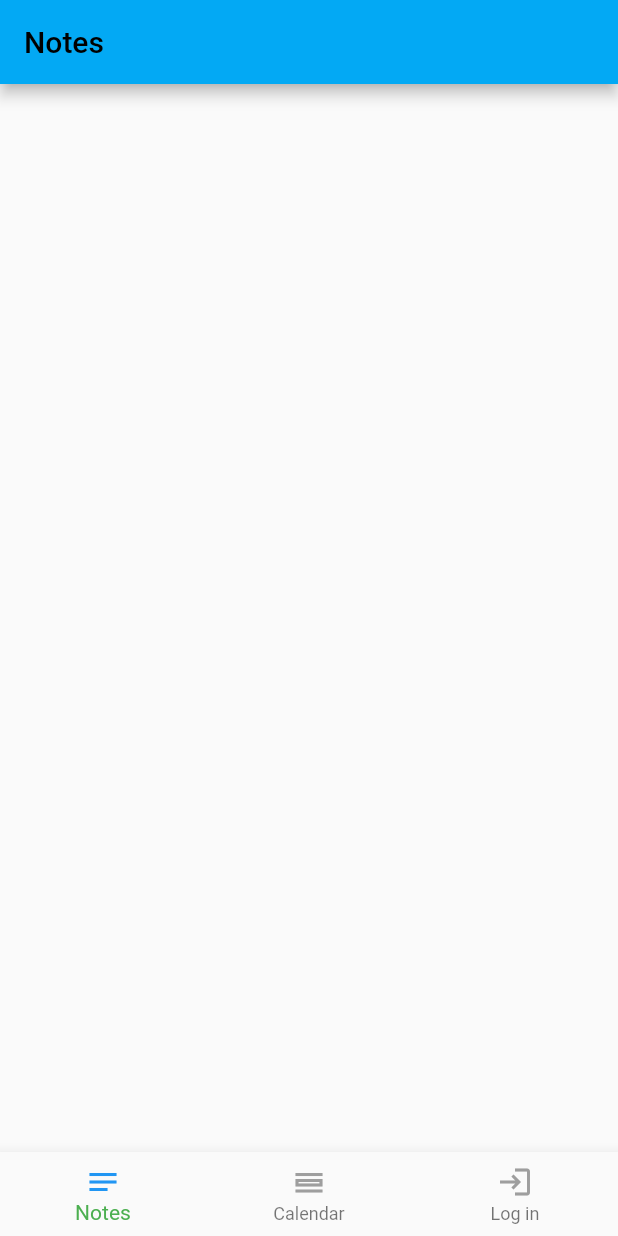
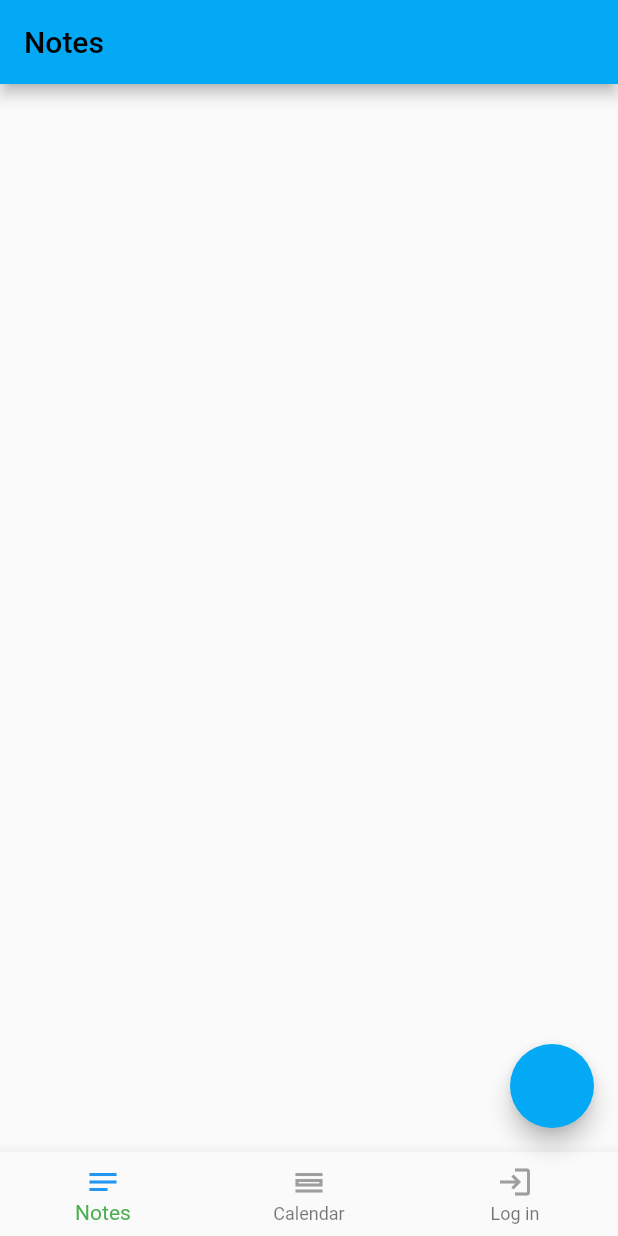
Before and after one commit to aleksandrapacia/star_calendar, a Flutter app: the screen it shows after launch, on a phone screen of 412 x 824 dp. Run offline on Flutter 3.47's test engine with Material 2 defaults, Android fonts, the phone set to English and light mode, and no system bars.

Commit message:
blank floating action button

```diff
--- a/lib/pages/home_page.dart
+++ b/lib/pages/home_page.dart
@@ -67,6 +67,10 @@ class _MyHomePageState extends State<MyHomePage> {
         selectedItemColor: Colors.green,
         onTap: _onItemTapped,
         currentIndex: selectedIndex,
-        ));
+      ),
+      floatingActionButton: FloatingActionButton(
+        onPressed: null,
+      ),
+    );
   }
 }
```
Lines whose indentation alone changed are shown as unchanged.
